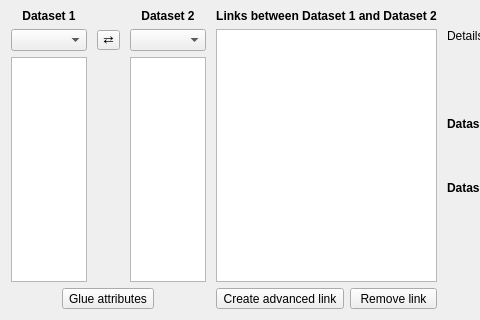
Old version of the form glue/dialogs/link_editor/qt/link_editor_widget.ui in the repository glue-viz/glue; both pictures show x 0 to 480 and y 328 to 648 of the 627 by 648 pixel window.
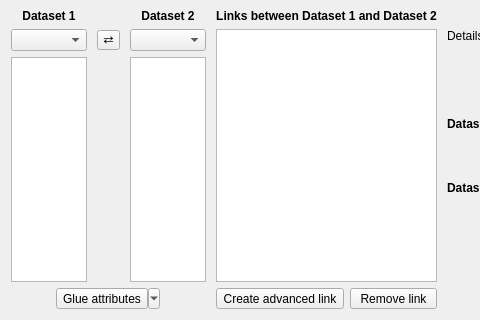
New version of the form. Custom widgets are drawn as their Qt base class.

Commit message: value linking button draft

What changed in the file:
```diff
--- a/glue/dialogs/link_editor/qt/link_editor_widget.ui
+++ b/glue/dialogs/link_editor/qt/link_editor_widget.ui
@@ -127,6 +127,9 @@
          <property name="text">
           <string>Glue attributes</string>
          </property>
+         <property name="popupMode">
+          <enum>QToolButton::MenuButtonPopup</enum>
+         </property>
         </widget>
        </item>
       </layout>
```
The commit also changes 2 other files.
